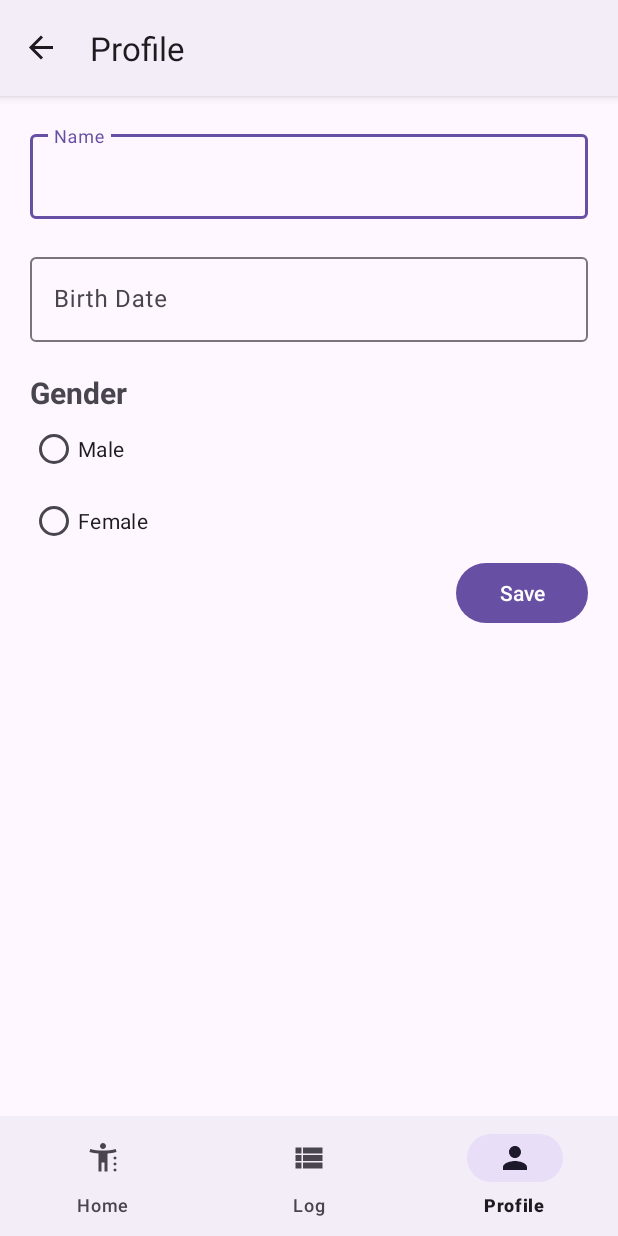
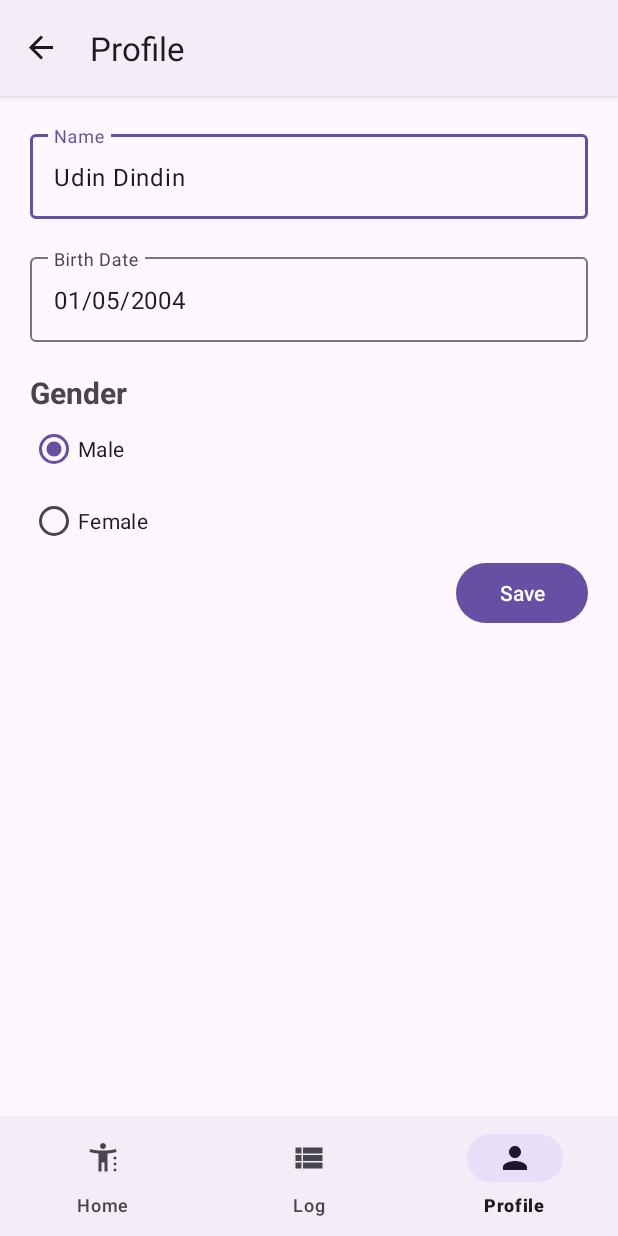
Before and after one commit to MatCliff/ChildGrowth, an Android app: the ProfileFragment screen opened through its navigation route, in the side drawer, after a tap on "Profile", on a phone screen of 412 x 824 dp. Run offline under Robolectric (Android 15) with nearby library versions, the phone set to English and light mode, and no system bars; our stand-ins replace navigation-ui; Roboto replaces fonts that are not available here.

Commit message:
profile done

```diff
--- a/app/src/main/java/com/ubaya/childgrowth/view/ProfileFragment.kt
+++ b/app/src/main/java/com/ubaya/childgrowth/view/ProfileFragment.kt
@@ -1,9 +1,11 @@
 package com.ubaya.childgrowth.view
 
+import android.content.Context
 import android.os.Bundle
 import android.view.LayoutInflater
 import android.view.View
 import android.view.ViewGroup
+import android.widget.Toast
 import androidx.fragment.app.Fragment
 import com.ubaya.childgrowth.databinding.FragmentProfileBinding
 
@@ -17,5 +19,37 @@ class ProfileFragment : Fragment() {
 
     override fun onViewCreated(view: View, savedInstanceState: Bundle?) {
         super.onViewCreated(view, savedInstanceState)
+
+        val sharePref = requireActivity().getSharedPreferences("profile_data", Context.MODE_PRIVATE)
+
+        val name = sharePref.getString("name", "Udin Dindin")
+        val birthdate = sharePref.getString("birthdate", "01/05/2004")
+        val gender = sharePref.getString("gender", "Male")
+
+        binding.txtInputName.setText(name)
+        binding.txtInputBirthdate.setText(birthdate)
+        if(gender == "Male"){
+            binding.radioBtnMale.isChecked = true
+        }else{
+            binding.radioBtnFemale.isChecked = true
+        }
+
+        binding.btnSaveProfile.setOnClickListener{
+            val inputName = binding.txtInputName.text.toString()
+            val inputBirthdate = binding.txtInputBirthdate.text.toString()
+            val inputGender = if(binding.radioBtnMale.isChecked) "Male" else "Female"
+
+            if(inputName.isEmpty() || inputBirthdate.isEmpty() || inputGender.isEmpty()){
+                Toast.makeText(requireContext(), "All fields must be filled", Toast.LENGTH_SHORT).show()
+            }
+
+            sharePref.edit().apply{
+                putString("name", inputName)
+                putString("birthdate", inputBirthdate)
+                putString("gender", inputGender)
+            }
+
+            Toast.makeText(requireContext(), "Profile saved", Toast.LENGTH_SHORT).show()
+        }
     }
 }
```
